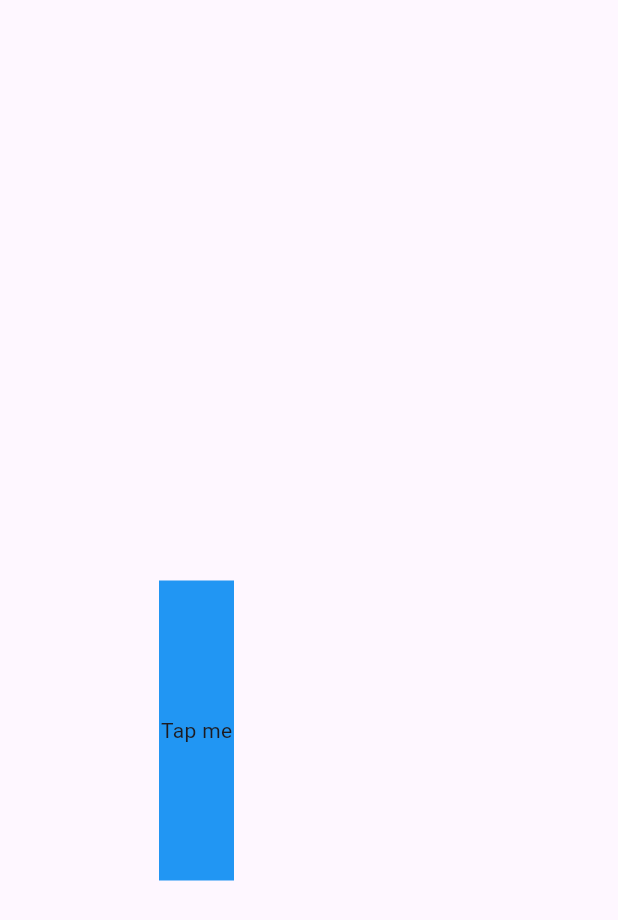
After one commit to fahmi54321/learn_flutter_widget, a Flutter app: the screen it shows after launch, after a tap on "Animated Posiotioned", on a phone screen of 412 x 824 dp. The commit adds this screen. Shown: the top 920 px of the screen. Run offline on Flutter 3.47's test engine with Material 2 defaults, Android fonts, the phone set to English and light mode, and no system bars.

Commit message:
animated positioned

```diff
--- /dev/null
+++ b/lib/animated_positioned_example.dart
@@ -0,0 +1,47 @@
+import 'package:flutter/material.dart';
+
+class AnimatedPositionedExample extends StatefulWidget {
+  const AnimatedPositionedExample({super.key});
+
+  @override
+  State<AnimatedPositionedExample> createState() =>
+      _AnimatedPositionedExampleState();
+}
+
+class _AnimatedPositionedExampleState extends State<AnimatedPositionedExample> {
+  bool selected = false;
+
+  @override
+  Widget build(BuildContext context) {
+    return Scaffold(
+      body: Center(
+        child: SizedBox(
+          width: 200,
+          height: 350,
+          child: Stack(
+            children: <Widget>[
+              AnimatedPositioned(
+                width: selected ? 200.0 : 50.0,
+                height: selected ? 50.0 : 200.0,
+                top: selected ? 50.0 : 150.0,
+                duration: const Duration(seconds: 2),
+                curve: Curves.fastOutSlowIn,
+                child: GestureDetector(
+                  onTap: () {
+                    setState(() {
+                      selected = !selected;
+                    });
+                  },
+                  child: const ColoredBox(
+                    color: Colors.blue,
+                    child: Center(child: Text('Tap me')),
+                  ),
+                ),
+              ),
+            ],
+          ),
+        ),
+      ),
+    );
+  }
+}
--- a/lib/home_page.dart
+++ b/lib/home_page.dart
@@ -6,6 +6,7 @@ import 'package:learn_flutter_widget/animated_container.dart';
 import 'package:learn_flutter_widget/animated_cross_fade.dart';
 import 'package:learn_flutter_widget/animated_list.dart';
 import 'package:learn_flutter_widget/animated_opacity.dart';
+import 'package:learn_flutter_widget/animated_positioned_example.dart';
 import 'package:learn_flutter_widget/animated_text.dart';
 import 'package:learn_flutter_widget/app_bar_example.dart';
 import 'package:learn_flutter_widget/aspect_ratio_example.dart';
@@ -130,6 +131,17 @@ class HomePage extends StatelessWidget {
                       Navigator.push(
                         context,
                         MaterialPageRoute(
+                          builder: (_) => AnimatedPositionedExample(),
+                        ),
+                      );
+                    },
+                    child: const Text('Animated Posiotioned'),
+                  ),
+                  ElevatedButton(
+                    onPressed: () {
+                      Navigator.push(
+                        context,
+                        MaterialPageRoute(
                           builder: (_) => AppBarExample(),
                         ),
                       );
```
